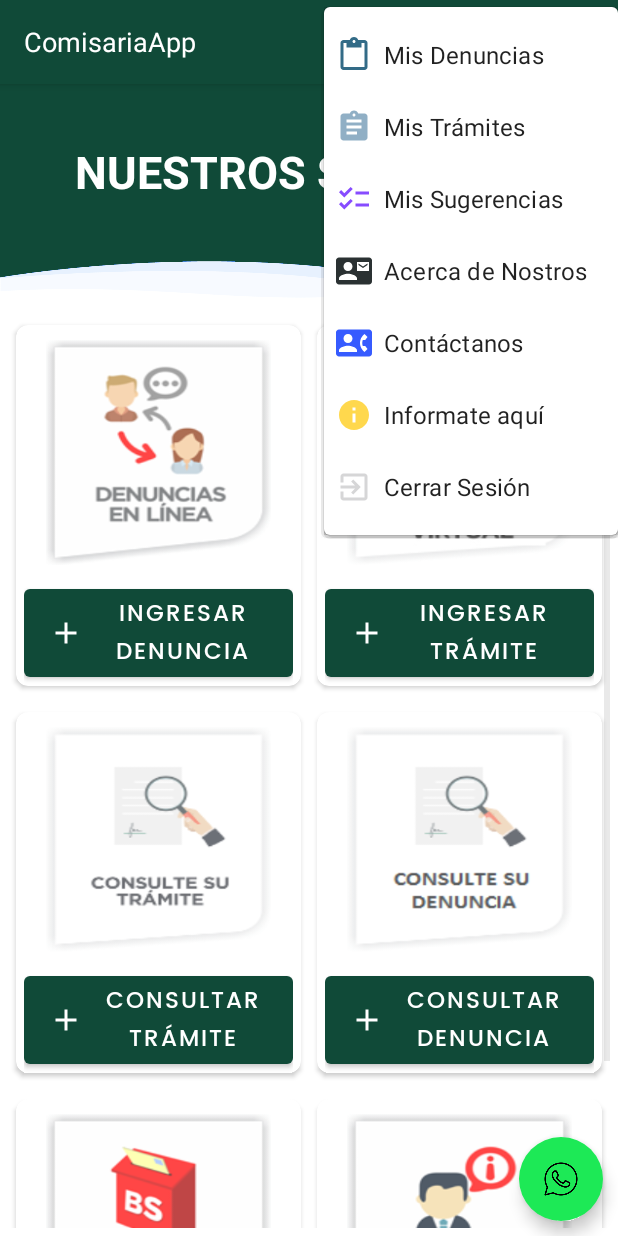
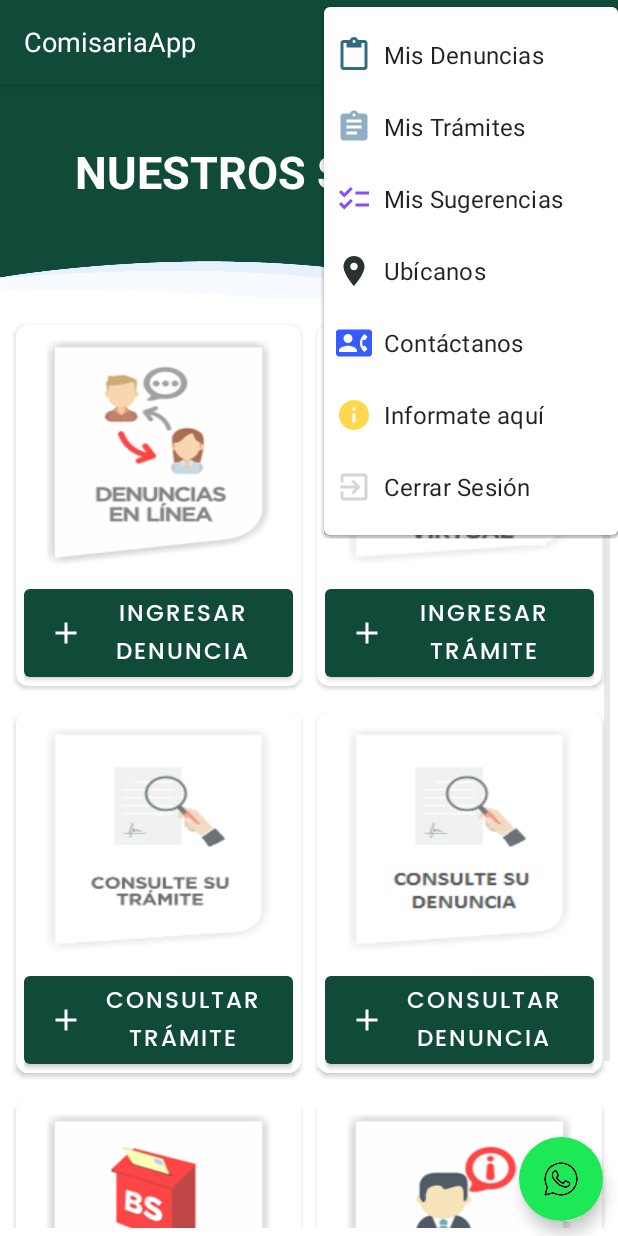
Before and after one commit to Alexander-FM/AppMovil, an Android app: the MenuActivity screen opened directly, with no data from a screen before it, after a tap on "Contáctanos", on a phone screen of 412 x 824 dp. Run offline under Robolectric (Android 15) with nearby library versions, the phone set to English and light mode, and no system bars.

```diff
--- a/app/src/main/AndroidManifest.xml
+++ b/app/src/main/AndroidManifest.xml
@@ -3,6 +3,8 @@
     package="com.example.comisariaapp">
 
     <uses-permission android:name="android.permission.INTERNET" />
+    <uses-permission android:name="android.permission.ACCESS_FINE_LOCATION" />
+    <uses-permission android:name="android.permission.ACCESS_COARSE_LOCATION" />
 
     <application
         android:name=".App"
@@ -13,7 +15,8 @@
         android:roundIcon="@mipmap/ic_launcher_round"
         android:supportsRtl="true"
         android:theme="@style/Theme.ComisariaApp">
-        <activity android:name=".activity.MisSugerenciasActivity"></activity>
+        <activity android:name=".activity.AcercaDeNosotrosActivity"></activity>
+        <activity android:name=".activity.MisSugerenciasActivity" />
         <activity android:name=".activity.BuzonSugerenciasActivity" />
         <activity android:name=".activity.CambiarClaveActivity" />
         <activity android:name=".activity.OlvideClaveActivity" />
--- a/app/src/main/java/com/example/comisariaapp/activity/MenuActivity.java
+++ b/app/src/main/java/com/example/comisariaapp/activity/MenuActivity.java
@@ -113,6 +113,9 @@ public class MenuActivity extends AppCompatActivity implements MainCommunication
             case R.id.misSugerencias:
                 this.loadActivity(new Intent(this, MisSugerenciasActivity.class));
                 break;
+            case R.id.ubicanos:
+                this.loadActivity(new Intent(this, AcercaDeNosotrosActivity.class));
+                break;
         }
         return super.onOptionsItemSelected(item);
     }
--- /dev/null
+++ b/app/src/main/res/drawable/ic_baseline_location_on_24.xml
@@ -0,0 +1,5 @@
+<vector android:height="24dp" android:tint="#2A3132"
+    android:viewportHeight="24" android:viewportWidth="24"
+    android:width="24dp" xmlns:android="http://schemas.android.com/apk/res/android">
+    <path android:fillColor="@android:color/white" android:pathData="M12,2C8.13,2 5,5.13 5,9c0,5.25 7,13 7,13s7,-7.75 7,-13c0,-3.87 -3.13,-7 -7,-7zM12,11.5c-1.38,0 -2.5,-1.12 -2.5,-2.5s1.12,-2.5 2.5,-2.5 2.5,1.12 2.5,2.5 -1.12,2.5 -2.5,2.5z"/>
+</vector>
--- a/app/src/main/res/layout/items_detalle_denuncias_ad_viewholder.xml
+++ b/app/src/main/res/layout/items_detalle_denuncias_ad_viewholder.xml
@@ -119,12 +119,16 @@
             android:layout_toEndOf="@id/textView7"
             android:fontFamily="@font/poppins_regular"
             android:text="Calle Sucre N.º 903" />
+    </RelativeLayout>
 
+    <RelativeLayout
+        android:layout_width="match_parent"
+        android:layout_height="wrap_content"
+        android:layout_marginTop="5dp">
         <View
             android:id="@+id/separador"
             android:layout_width="match_parent"
             android:layout_height="2dp"
-            android:layout_below="@+id/textView7"
             android:layout_marginTop="10dp"
             android:background="#114a39" />
     </RelativeLayout>
--- a/app/src/main/res/menu/menu.xml
+++ b/app/src/main/res/menu/menu.xml
@@ -21,9 +21,9 @@
                 android:icon="@drawable/ic_baseline_checklist_24"
                 android:title="Mis Sugerencias" />
             <item
-                android:id="@+id/contacto"
-                android:icon="@drawable/ic_baseline_contact_mail_24"
-                android:title="Acerca de Nostros" />
+                android:id="@+id/ubicanos"
+                android:icon="@drawable/ic_baseline_location_on_24"
+                android:title="Ubícanos" />
             <item
                 android:id="@+id/llamanos"
                 android:icon="@drawable/ic_baseline_contact_phone_24"
--- a/app/src/main/res/values/strings.xml
+++ b/app/src/main/res/values/strings.xml
@@ -36,4 +36,5 @@
     <string name="colaboración">Hola, Usuario, Tú opinión es muy importante para nosotros, comentamos en que aspecto deberíamos mejorar
     para ofrecerles una mejor experencia de usuario. Marca el número de estrellas para calificar la aplicación y dejanos un comentario..</string>
     <string name="sugerenciatxt">Me gusta está aplicación, es muy buena y satisface todas mis necesidades, me gustaría que la experiencia de usuario mejorará un poco más. Excelente a los desarrolladores.</string>
+    <string name="ubicanosResource">Primero que nada queremos agradecerte por descargarte esta app, con ella podrás realizar y gestionar tus denuncias y trámites</string>
 </resources>
```
Also changed, not shown: app/src/main/java/com/example/comisariaapp/activity/AcercaDeNosotrosActivity.java (added, +30 -0 lines), app/src/main/res/layout/activity_acerca_de_nosotros.xml (added, +61 -0 lines).
